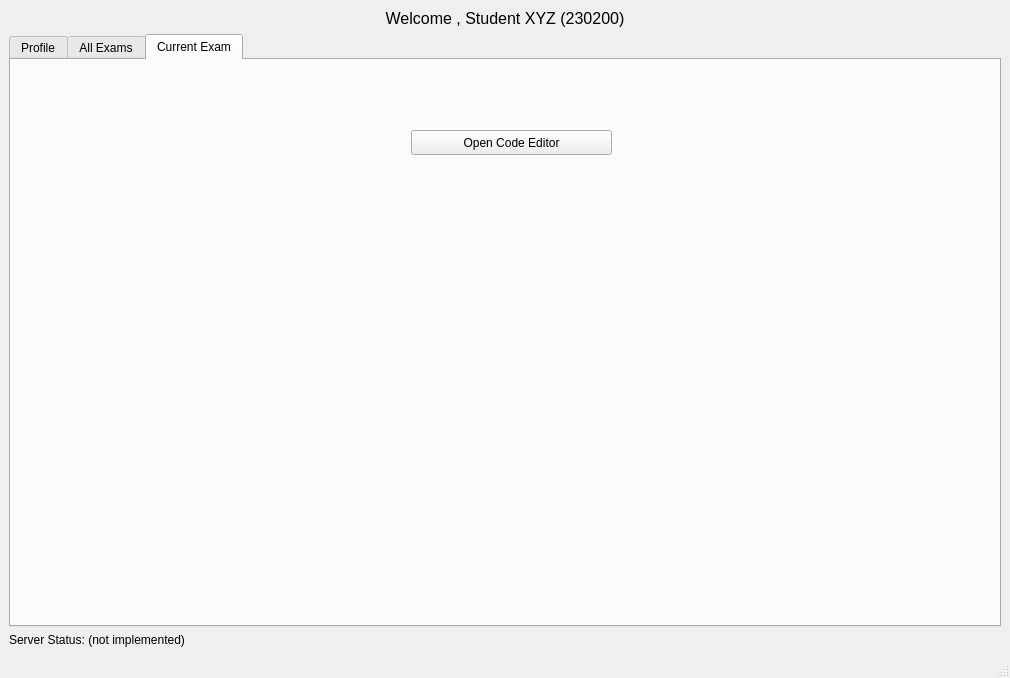
Above: src/SmartXm-CSEKU/studentmodule.ui from KaziRifatMorshed/SmartXm before the change. Below: the same form after it.
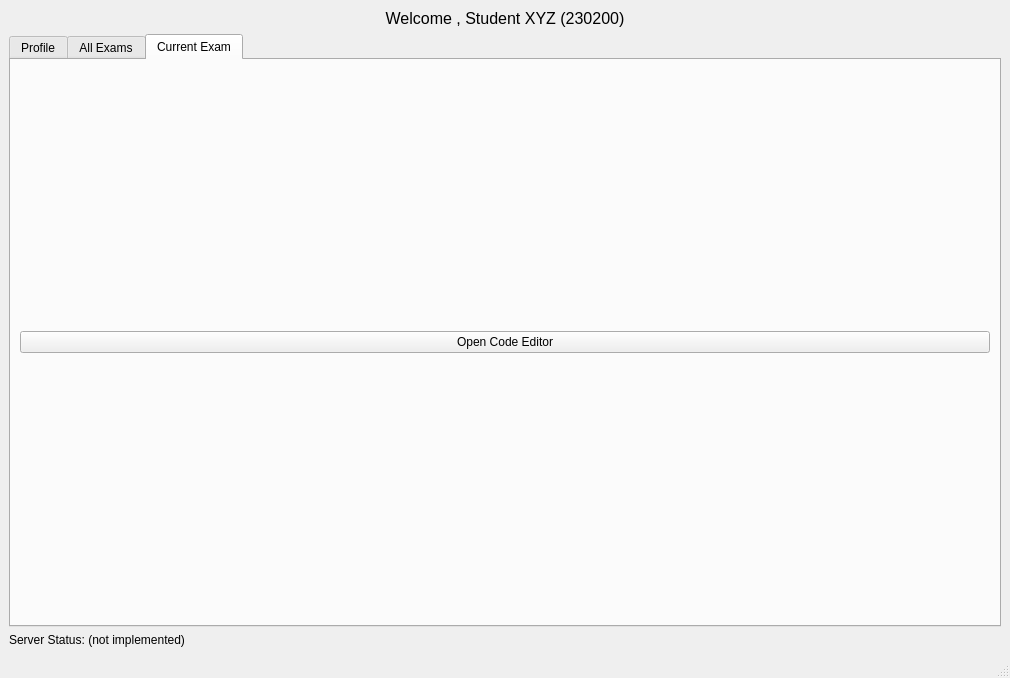
That is the form after the change.

Commit message: open code editor button made

Patch:
```diff
--- a/src/SmartXm-CSEKU/studentmodule.ui
+++ b/src/SmartXm-CSEKU/studentmodule.ui
@@ -191,19 +191,15 @@
        <attribute name="title">
         <string>Current Exam</string>
        </attribute>
+       <layout class="QVBoxLayout" name="verticalLayout_5">
+        <item>
        <widget class="QPushButton" name="openCodeEditor_pushButton">
-        <property name="geometry">
-         <rect>
-          <x>400</x>
-          <y>70</y>
-          <width>201</width>
-          <height>25</height>
-         </rect>
-        </property>
         <property name="text">
          <string>Open Code Editor</string>
         </property>
        </widget>
+        </item>
+       </layout>
       </widget>
      </widget>
     </item>
```
Lines whose indentation alone changed are shown as unchanged. The commit also changes 2 other files.
